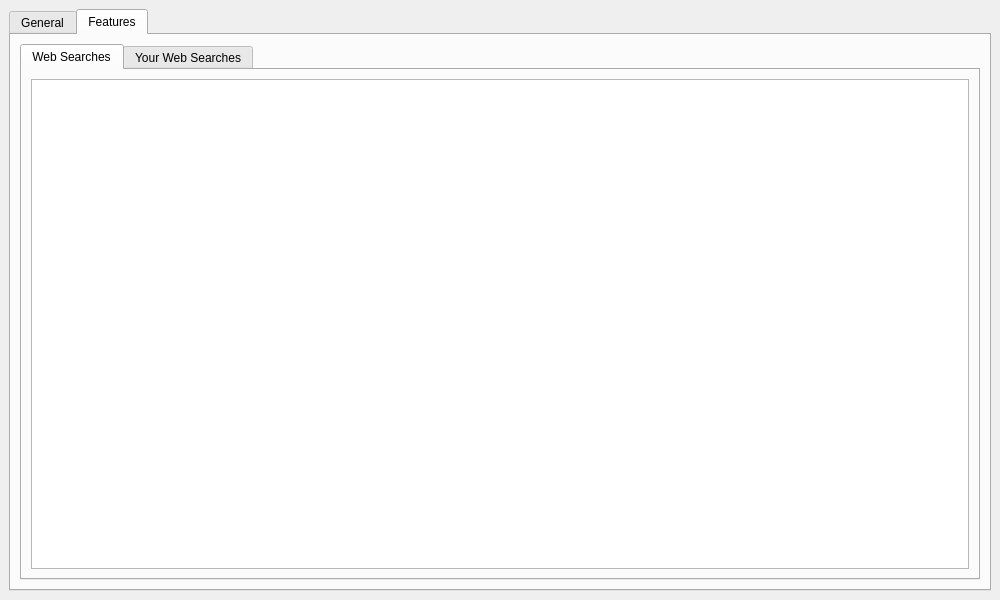
giosali/rafiki, file src/ui/settingswindow.ui: the form before one commit.
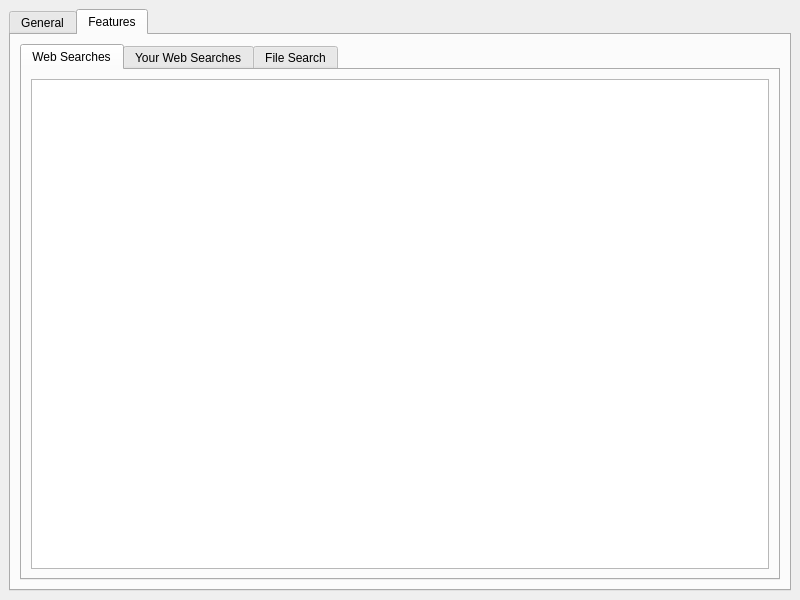
The form after the commit. The open tabs and pages were chosen to show the change. Custom widgets are drawn as their Qt base class.

Commit message: Utilize FileSearchTab component

```diff
--- a/src/ui/settingswindow.ui
+++ b/src/ui/settingswindow.ui
@@ -6,7 +6,7 @@
       <rect>
         <x>0</x>
         <y>0</y>
-        <width>1000</width>
+        <width>800</width>
         <height>600</height>
       </rect>
     </property>
@@ -188,6 +188,11 @@
                             </item>
                           </layout>
                         </widget>
+                        <widget class="FileSearchTab" name="file_search_tab" native="true">
+                          <attribute name="title">
+                            <string>File Search</string>
+                          </attribute>
+                        </widget>
                       </widget>
                     </item>
                   </layout>
@@ -199,6 +204,11 @@
       </layout>
     </widget>
   </widget>
+  <customwidgets>
+    <customwidget>
+      <class>FileSearchTab</class>
+    </customwidget>
+  </customwidgets>
   <resources />
   <connections />
 </ui>
```
